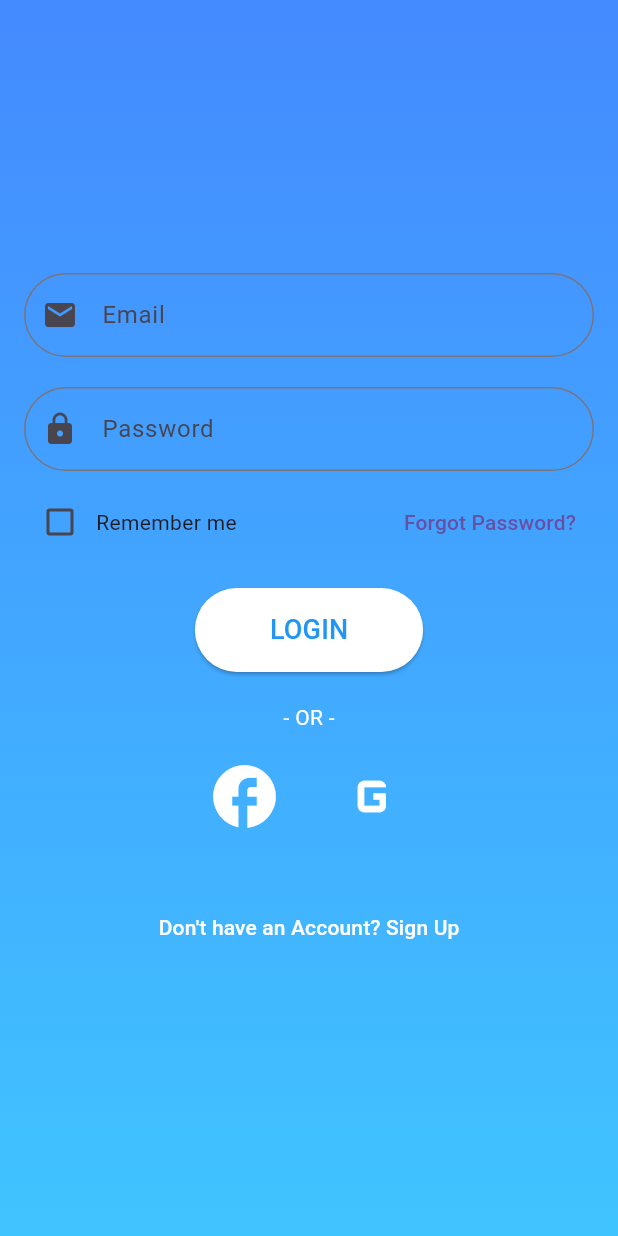
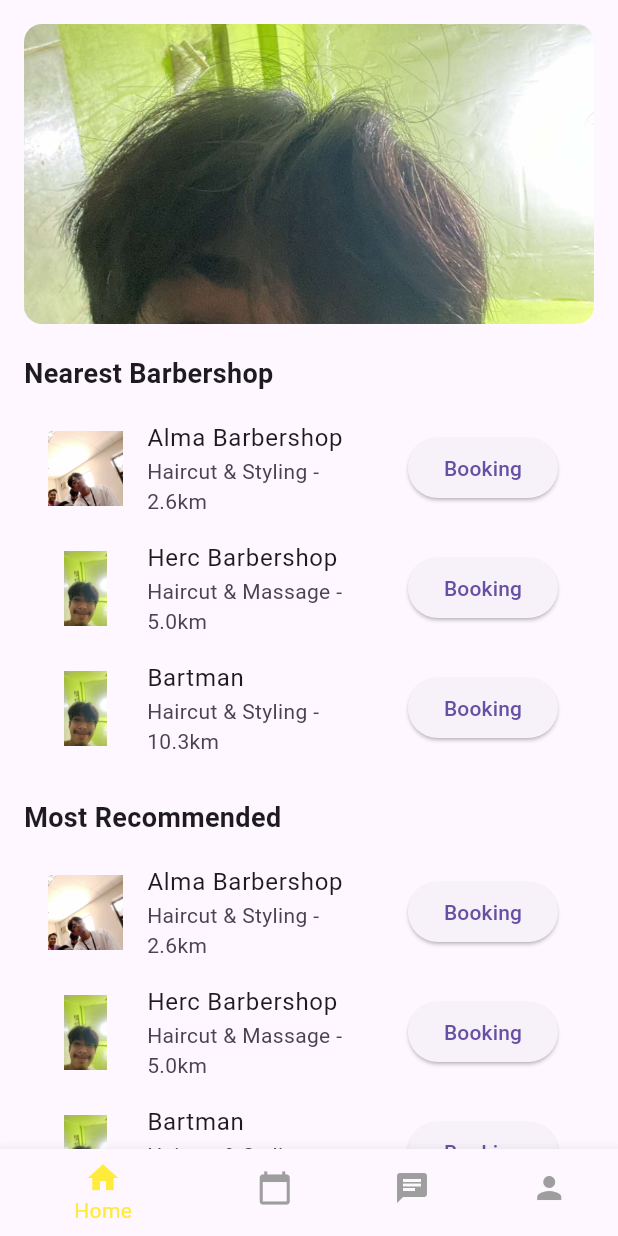
Before and after one commit to Fumihito31/Gupit_App, a Flutter app: the screen it shows after launch, after a tap on "LOGIN", on a phone screen of 412 x 824 dp. Run offline on Flutter 3.47's test engine with Material 3 defaults, Android fonts, the phone set to English and light mode, and no system bars.

Commit message:
UI_implement

```diff
--- /dev/null
+++ b/gupit_app/lib/components/bot_nav.dart
@@ -0,0 +1,37 @@
+import 'package:flutter/material.dart';
+
+class BotNavBar extends StatelessWidget {
+  final int selectedIndex;
+  final Function(int) onTap;
+
+  BotNavBar({required this.selectedIndex, required this.onTap});
+
+  @override
+  Widget build(BuildContext context) {
+    return BottomNavigationBar(
+      currentIndex: selectedIndex,
+      onTap: onTap,
+      backgroundColor: Colors.black, // Set background color to black
+      selectedItemColor: Colors.yellow, // Set selected item color to yellow
+      unselectedItemColor: Colors.grey, // Set unselected item color to grey for better contrast
+      items: [
+        BottomNavigationBarItem(
+          icon: Icon(Icons.home),
+          label: 'Home',
+        ),
+        BottomNavigationBarItem(
+          icon: Icon(Icons.calendar_today),
+          label: 'Booking',
+        ),
+        BottomNavigationBarItem(
+          icon: Icon(Icons.chat),
+          label: 'Chat',
+        ),
+        BottomNavigationBarItem(
+          icon: Icon(Icons.person),
+          label: 'Profile',
+        ),
+      ],
+    );
+  }
+}
--- /dev/null
+++ b/gupit_app/lib/components/custom_button.dart
@@ -0,0 +1,23 @@
+import 'package:flutter/material.dart';
+
+class CustomButton extends StatelessWidget {
+  final String label;
+  final IconData? icon;
+  final VoidCallback onPressed;
+
+  CustomButton({required this.label, this.icon, required this.onPressed});
+
+  @override
+  Widget build(BuildContext context) {
+    return ElevatedButton.icon(
+      icon: icon != null ? Icon(icon) : Container(), // Show icon if provided
+      label: Text(label),
+      onPressed: onPressed,
+      style: ElevatedButton.styleFrom(
+        backgroundColor: Colors.blue,
+        foregroundColor: Colors.white,
+        minimumSize: Size(double.infinity, 50), // Make button stretch across screen
+      ),
+    );
+  }
+}
--- /dev/null
+++ b/gupit_app/lib/components/custom_textfield.dart
@@ -0,0 +1,19 @@
+import 'package:flutter/material.dart';
+
+class CustomTextField extends StatelessWidget {
+  final String labelText;
+  final bool isPassword;
+
+  CustomTextField({required this.labelText, this.isPassword = false});
+
+  @override
+  Widget build(BuildContext context) {
+    return TextField(
+      obscureText: isPassword,
+      decoration: InputDecoration(
+        labelText: labelText,
+        border: OutlineInputBorder(),
+      ),
+    );
+  }
+}
--- a/gupit_app/lib/create_account/LoginPage.dart
+++ /dev/null
@@ -1,254 +0,0 @@
-import 'package:flutter/material.dart';
-
-void main() {
-  runApp(GupitApp());
-}
-
-class GupitApp extends StatelessWidget {
-  @override
-  Widget build(BuildContext context) {
-    return MaterialApp(
-      debugShowCheckedModeBanner: false,
-      home: LoginPage(),
-    );
-  }
-}
-
-class LoginPage extends StatefulWidget {
-  @override
-  _LoginPageState createState() => _LoginPageState();
-}
-
-class _LoginPageState extends State<LoginPage> {
-  final TextEditingController emailController = TextEditingController();
-  final TextEditingController passwordController = TextEditingController();
-  bool rememberMe = false;
-
-  @override
-  Widget build(BuildContext context) {
-    return Scaffold(
-      body: Container(
-        decoration: BoxDecoration(
-          gradient: LinearGradient(
-            colors: [Colors.blueAccent, Colors.lightBlueAccent],
-            begin: Alignment.topCenter,
-            end: Alignment.bottomCenter,
-          ),
-        ),
-        padding: EdgeInsets.all(16.0),
-        child: Center(
-          child: SingleChildScrollView(
-            child: Column(
-              mainAxisAlignment: MainAxisAlignment.center,
-              children: [
-                // Email Field
-                TextField(
-                  controller: emailController,
-                  decoration: InputDecoration(
-                    labelText: 'Email',
-                    prefixIcon: Icon(Icons.email),
-                    border: OutlineInputBorder(
-                      borderRadius: BorderRadius.circular(30.0),
-                    ),
-                  ),
-                ),
-                SizedBox(height: 20),
-
-                // Password Field
-                TextField(
-                  controller: passwordController,
-                  obscureText: true,
-                  decoration: InputDecoration(
-                    labelText: 'Password',
-                    prefixIcon: Icon(Icons.lock),
-                    border: OutlineInputBorder(
-                      borderRadius: BorderRadius.circular(30.0),
-                    ),
-                  ),
-                ),
-                SizedBox(height: 10),
-
-                // Remember Me & Forgot Password
-                Row(
-                  mainAxisAlignment: MainAxisAlignment.spaceBetween,
-                  children: [
-                    Row(
-                      children: [
-                        Checkbox(
-                          value: rememberMe,
-                          onChanged: (value) {
-                            setState(() {
-                              rememberMe = value!;
-                            });
-                          },
-                        ),
-                        Text('Remember me'),
-                      ],
-                    ),
-                    TextButton(
-                      onPressed: () {
-                        // Add forgot password functionality here
-                      },
-                      child: Text('Forgot Password?'),
-                    ),
-                  ],
-                ),
-                SizedBox(height: 20),
-
-                // Login Button
-                ElevatedButton(
-                  onPressed: () {
-                    // Add login functionality here (dummy data)
-                  },
-                  style: ElevatedButton.styleFrom(
-                    padding: EdgeInsets.symmetric(horizontal: 50, vertical: 15),
-                    shape: RoundedRectangleBorder(
-                      borderRadius: BorderRadius.circular(30.0),
-                    ),
-                    backgroundColor: Colors.white, // Background color
-                    foregroundColor: Colors.blue, // Text color
-                  ),
-                  child: Text('LOGIN', style: TextStyle(fontSize: 18)),
-                ),
-                SizedBox(height: 20),
-
-                // OR Divider
-                Text("- OR -", style: TextStyle(color: Colors.white)),
-
-                // Social Media Buttons
-                SizedBox(height: 10),
-                Row(
-                  mainAxisAlignment: MainAxisAlignment.center,
-                  children: [
-                    // Facebook Login
-                    IconButton(
-                      onPressed: () {
-                        // Add Facebook login functionality (dummy data)
-                      },
-                      icon: Icon(Icons.facebook, color: Colors.white),
-                      iconSize: 50,
-                    ),
-                    SizedBox(width: 20),
-                    // Google Login
-                    IconButton(
-                      onPressed: () {
-                        // Add Google login functionality (dummy data)
-                      },
-                      icon: Icon(Icons.g_mobiledata_outlined, color: Colors.white),
-                      iconSize: 50,
-                    ),
-                  ],
-                ),
-                SizedBox(height: 30),
-
-                // Sign Up Option
-                TextButton(
-                  onPressed: () {
-                    Navigator.push(
-                      context,
-                      MaterialPageRoute(builder: (context) => RegistrationPage()),
-                    );
-                  },
-                  child: Text("Don't have an Account? Sign Up",
-                      style: TextStyle(color: Colors.white)),
-                ),
-              ],
-            ),
-          ),
-        ),
-      ),
-    );
-  }
-}
-
-// Registration Page
-class RegistrationPage extends StatefulWidget {
-  @override
-  _RegistrationPageState createState() => _RegistrationPageState();
-}
-
-class _RegistrationPageState extends State<RegistrationPage> {
-  final TextEditingController emailController = TextEditingController();
-  final TextEditingController passwordController = TextEditingController();
-  final TextEditingController phoneController = TextEditingController();
-
-  @override
-  Widget build(BuildContext context) {
-    return Scaffold(
-      body: Container(
-        decoration: BoxDecoration(
-          gradient: LinearGradient(
-            colors: [Colors.blueAccent, Colors.lightBlueAccent],
-            begin: Alignment.topCenter,
-            end: Alignment.bottomCenter,
-          ),
-        ),
-        padding: EdgeInsets.all(16.0),
-        child: Center(
-          child: SingleChildScrollView(
-            child: Column(
-              mainAxisAlignment: MainAxisAlignment.center,
-              children: [
-                // Email Field
-                TextField(
-                  controller: emailController,
-                  decoration: InputDecoration(
-                    labelText: 'Email',
-                    prefixIcon: Icon(Icons.email),
-                    border: OutlineInputBorder(
-                      borderRadius: BorderRadius.circular(30.0),
-                    ),
-                  ),
-                ),
-                SizedBox(height: 20),
-
-                // Password Field
-                TextField(
-                  controller: passwordController,
-                  obscureText: true,
-                  decoration: InputDecoration(
-                    labelText: 'Password',
-                    prefixIcon: Icon(Icons.lock),
-                    border: OutlineInputBorder(
-                      borderRadius: BorderRadius.circular(30.0),
-                    ),
-                  ),
-                ),
-                SizedBox(height: 20),
-
-                // Phone Number Field
-                TextField(
-                  controller: phoneController,
-                  decoration: InputDecoration(
-                    labelText: 'Phone Number',
-                    prefixIcon: Icon(Icons.phone),
-                    border: OutlineInputBorder(
-                      borderRadius: BorderRadius.circular(30.0),
-                    ),
-                  ),
-                ),
-                SizedBox(height: 20),
-
-                // Register Button
-                ElevatedButton(
-                  onPressed: () {
-                    // Add register functionality here (dummy data)
-                  },
-                  style: ElevatedButton.styleFrom(
-                    padding: EdgeInsets.symmetric(horizontal: 50, vertical: 15),
-                    shape: RoundedRectangleBorder(
-                      borderRadius: BorderRadius.circular(30.0),
-                    ),
-                    backgroundColor: Colors.black, // Background color
-                    foregroundColor: Colors.yellow, // Text color
-                  ),
-                  child: Text('REGISTER', style: TextStyle(fontSize: 18)),
-                ),
-              ],
-            ),
-          ),
-        ),
-      ),
-    );
-  }
-}
--- /dev/null
+++ b/gupit_app/lib/create_account/login_page.dart
@@ -0,0 +1,47 @@
+import 'package:flutter/material.dart';
+import '../components/custom_button.dart';
+import '../components/custom_textfield.dart';
+
+class LoginPage extends StatelessWidget {
+  @override
+  Widget build(BuildContext context) {
+    return Scaffold(
+      body: Container(
+        color: Colors.white, // Add background color
+        child: Center(
+          child: Padding(
+            padding: const EdgeInsets.all(16.0),
+            child: Column(
+              mainAxisAlignment: MainAxisAlignment.center,
+              children: [
+                Image.asset('lib/assets/CASUAL.png', height: 100),
+                SizedBox(height: 20),
+                CustomTextField(labelText: "Email"),
+                SizedBox(height: 20),
+                CustomTextField(labelText: "Password", isPassword: true),
+                SizedBox(height: 20),
+                CustomButton(
+                  label: 'LOGIN',
+                  onPressed: () {
+                    // Navigate to the homepage after login
+                    Navigator.pushReplacementNamed(context, '/homepage');
+                  },
+                ),
+                SizedBox(height: 30),
+                TextButton(
+                  onPressed: () {
+                    Navigator.pushNamed(context, '/register');
+                  },
+                  child: Text(
+                    'Don’t have an account? Sign up',
+                    style: TextStyle(fontSize: 16, color: Colors.blue),
+                  ),
+                ),
+              ],
+            ),
+          ),
+        ),
+      ),
+    );
+  }
+}
--- a/gupit_app/lib/main.dart
+++ b/gupit_app/lib/main.dart
@@ -1,16 +1,25 @@
 import 'package:flutter/material.dart';
-import '../create_account/LoginPage.dart'; // Import the login page
+import 'create_account/login_page.dart';
+import 'create_account/register_page.dart';
+import 'main_page/homepage.dart';
+import 'package:flutter/widgets.dart';
 
 void main() {
-  runApp(GupitApp());
+  runApp(MyApp());
 }
 
-class GupitApp extends StatelessWidget {
+class MyApp extends StatelessWidget {
   @override
   Widget build(BuildContext context) {
     return MaterialApp(
-      debugShowCheckedModeBanner: false,
-      home: LoginPage(), // Set your custom page here
+      title: 'My App',
+      theme: ThemeData(primarySwatch: Colors.blue),
+      initialRoute: '/',
+      routes: {
+    '/': (context) => LoginPage(),
+    '/register': (context) => RegisterPage(),
+    '/homepage': (context) => HomePage(), // Make sure you have a HomePage widget
+  },
     );
   }
 }
--- /dev/null
+++ b/gupit_app/lib/main_page/homepage.dart
@@ -0,0 +1,116 @@
+import 'package:flutter/material.dart';
+import '../components/bot_nav.dart';
+import '../main_page/profile.dart';
+
+class HomePage extends StatefulWidget {
+  @override
+  _HomePageState createState() => _HomePageState();
+}
+
+class _HomePageState extends State<HomePage> {
+  int _selectedIndex = 0; // Track the currently selected index
+
+  void _onItemTapped(int index) {
+    setState(() {
+      _selectedIndex = index;
+    });
+
+    // Navigate to the respective page
+    if (index == 3) {
+      // Navigate to the ProfilePage when the Profile tab is tapped
+      Navigator.push(
+        context,
+        MaterialPageRoute(builder: (context) => ProfilePage()),
+      );
+    } else {
+      // Handle other tabs (you can implement this logic as needed)
+      // For example, you can show other pages or content here
+    }
+  }
+  @override
+  Widget build(BuildContext context) {
+    return Scaffold(
+      body: SingleChildScrollView(
+        child: Padding(
+          padding: const EdgeInsets.all(16.0),
+          child: Column(
+            crossAxisAlignment: CrossAxisAlignment.start,
+            children: [
+              // Image banner
+              Container(
+                height: 200,
+                decoration: BoxDecoration(
+                  borderRadius: BorderRadius.circular(12),
+                  image: DecorationImage(
+                    image: AssetImage('lib/assets/gelo.jpg'), // Replace with the banner image
+                    fit: BoxFit.cover,
+                  ),
+                ),
+              ),
+              SizedBox(height: 20),
+
+              // Nearest Barbershop section
+              Text(
+                "Nearest Barbershop",
+                style: TextStyle(fontSize: 18, fontWeight: FontWeight.bold),
+              ),
+              SizedBox(height: 10),
+              buildBarberList(), // Function to display list of nearest barbershops
+
+              SizedBox(height: 20),
+
+              // Most recommended section
+              Text(
+                "Most Recommended",
+                style: TextStyle(fontSize: 18, fontWeight: FontWeight.bold),
+              ),
+              SizedBox(height: 10),
+              buildBarberList(), // Reusing the same list
+
+              SizedBox(height: 20),
+
+              // Find a barber nearby section
+              Container(
+                height: 200,
+                decoration: BoxDecoration(
+                  borderRadius: BorderRadius.circular(12),
+                  color: Colors.grey[300],
+                ),
+                child: Center(
+                  child: Text("Find a Barber Nearby"),
+                ),
+              ),
+            ],
+          ),
+        ),
+      ),
+      bottomNavigationBar: BotNavBar(
+        selectedIndex: _selectedIndex,
+        onTap: _onItemTapped,
+      ),
+    );
+  }
+
+  Widget buildBarberList() {
+    // Example barber data list
+    final barbers = [
+      {'name': 'Alma Barbershop', 'service': 'Haircut & Styling', 'image': 'lib/assets/gelo2.jpg', 'distance': '2.6km'},
+      {'name': 'Herc Barbershop', 'service': 'Haircut & Massage', 'image': 'lib/assets/gelo.jpg', 'distance': '5.0km'},
+      {'name': 'Bartman', 'service': 'Haircut & Styling', 'image': 'lib/assets/gelo.jpg', 'distance': '10.3km'},
+    ];
+
+    return Column(
+      children: barbers.map((barber) {
+        return ListTile(
+          leading: Image.asset(barber['image']!, width: 50, height: 50), // Barber image
+          title: Text(barber['name']!),
+          subtitle: Text('${barber['service']} - ${barber['distance']}'),
+          trailing: ElevatedButton(
+            onPressed: () {},
+            child: Text('Booking'),
+          ),
+        );
+      }).toList(),
+    );
+  }
+}
```
Also changed, not shown: gupit_app/lib/create_account/register_page.dart (added, +53 -0 lines), gupit_app/lib/main_page/profile.dart (added, +84 -0 lines), gupit_app/pubspec.yaml (+19 -0 lines), gupit_app/lib/assets/CASUAL.png (added), gupit_app/lib/assets/Gupit.png (added), gupit_app/lib/assets/gelo.jpg (added), gupit_app/lib/assets/gelo2.jpg (added), gupit_app/lib/assets/noprof.jpg (added), gupit_app/pubspec.lock, 36 other files.
